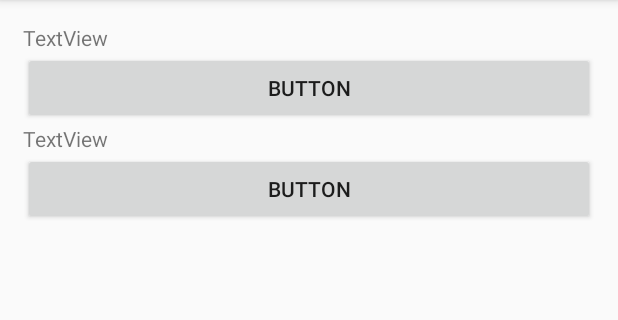
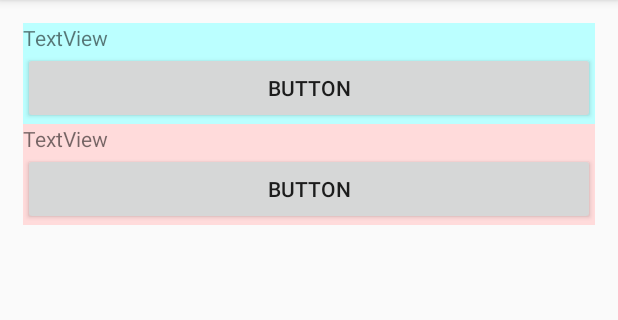
Before and after one commit to Dartyn/DemoFragment, an Android app: the screen it shows after launch (MainActivity), on a phone screen of 412 x 824 dp, the part 84-404 px from its top. Run offline under Robolectric (Android 15) with nearby library versions, the phone set to English and light mode, and no system bars.

Commit message:
Background color

```diff
--- a/app/src/main/res/layout/fragment_first.xml
+++ b/app/src/main/res/layout/fragment_first.xml
@@ -2,7 +2,8 @@
 <LinearLayout xmlns:android="http://schemas.android.com/apk/res/android"
     android:layout_width="match_parent"
     android:layout_height="match_parent"
-    android:orientation="vertical">
+    android:orientation="vertical"
+    android:background="#BBFFFF">
 
 
     <TextView
--- a/app/src/main/res/layout/fragment_second.xml
+++ b/app/src/main/res/layout/fragment_second.xml
@@ -2,7 +2,8 @@
 <LinearLayout xmlns:android="http://schemas.android.com/apk/res/android"
     android:layout_width="match_parent"
     android:layout_height="match_parent"
-    android:orientation="vertical">
+    android:orientation="vertical"
+    android:background="#FFDBDB">
 
 
     <TextView
```
